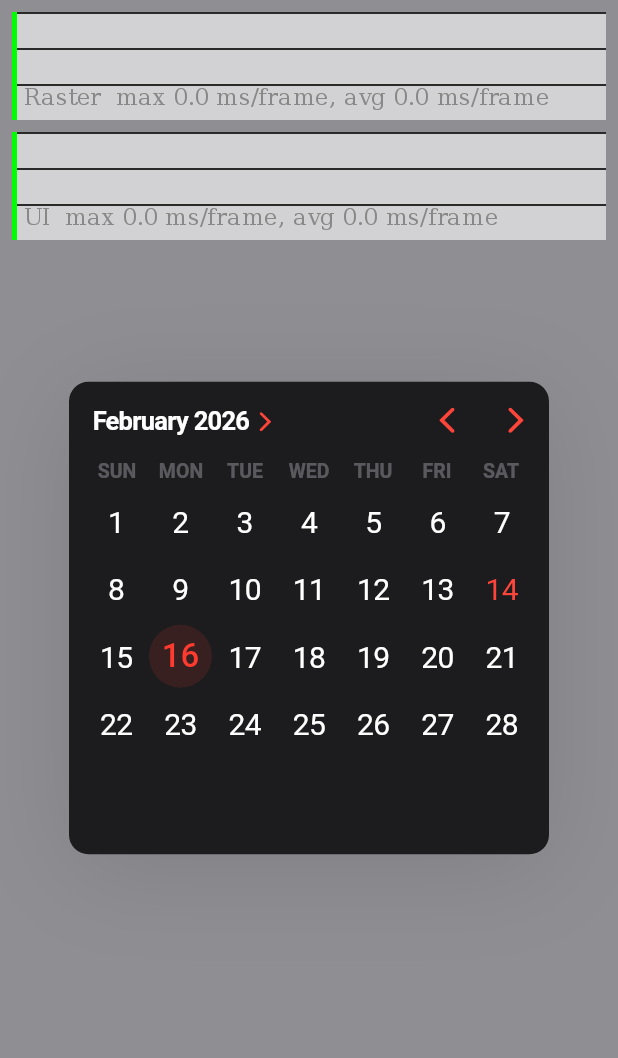
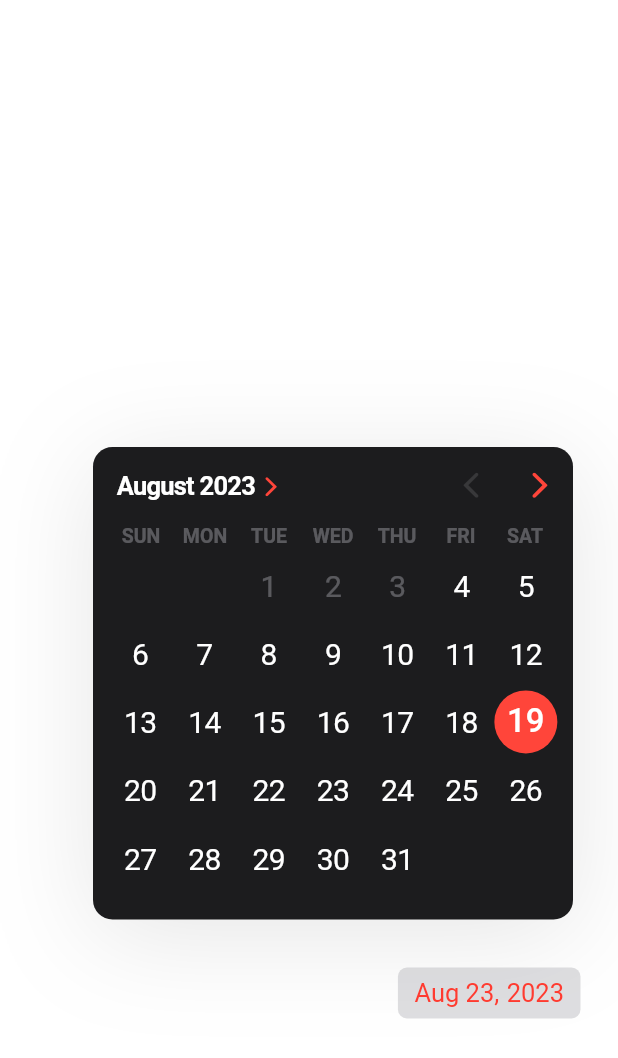
Before and after one commit to philip-soft/cupertino_calendar_picker, a Flutter app: the screen it shows after launch, on a phone screen of 412 x 824 dp. Shown: the top 1058 px of the screen. Run offline on Flutter 3.47's test engine with Material 2 defaults, Android fonts, the phone set to English and light mode, and no system bars; our stand-ins replace equatable.

Commit message:
Calendar improvements + pop-up animation [WIP]

```diff
--- a/example/lib/main.dart
+++ b/example/lib/main.dart
@@ -1,9 +1,12 @@
-import 'package:cupertino_calendar/cupertino_calendar.dart';
+import 'package:cupertino_calendar/lib.dart';
 import 'package:flutter/cupertino.dart';
 import 'package:flutter/material.dart';
+import 'package:flutter/scheduler.dart';
 import 'package:flutter_localizations/flutter_localizations.dart';
+import 'package:intl/intl.dart';
 
 void main() {
+  // timeDilation = 5.0;
   runApp(const MyApp());
 }
 
@@ -18,7 +21,6 @@ class _MyAppState extends State<MyApp> {
   @override
   Widget build(BuildContext context) {
     return MaterialApp(
-      showPerformanceOverlay: true,
       title: 'Flutter Demo',
       localizationsDelegates: const [
         GlobalMaterialLocalizations.delegate,
@@ -53,27 +55,177 @@ class MyHomePage extends StatefulWidget {
   State<MyHomePage> createState() => _MyHomePageState();
 }
 
-class _MyHomePageState extends State<MyHomePage> {
+class _MyHomePageState extends State<MyHomePage> with TickerProviderStateMixin {
+  late AnimationController _controller;
+  late AnimationController _fadeController;
+  late Animation<double> _animation;
+  bool _isExpanded = false;
+
+  @override
+  void initState() {
+    super.initState();
+    const duration = Duration(milliseconds: 400);
+
+    _controller = AnimationController(
+      vsync: this,
+      duration: duration,
+      value: 1.0,
+      lowerBound: 0.3,
+    );
+
+    _fadeController = AnimationController(
+      vsync: this,
+      duration: duration,
+      value: 1.0,
+    );
+
+    _animation = CurvedAnimation(parent: _controller, curve: Curves.easeInOut);
+  }
+
+  @override
+  void dispose() {
+    _controller.dispose();
+    super.dispose();
+  }
+
+  void _toggleAnimation() {
+    if (_isExpanded) {
+      _controller.reverse();
+      _fadeController.reverse();
+    } else {
+      _controller.forward();
+      _fadeController.forward();
+    }
+    setState(() {
+      _isExpanded = !_isExpanded;
+    });
+
+    if (_isExpanded) {
+      _width = calendarWidth;
+      _height = calendarHeight;
+    } else {
+      _width = 204.0;
+      _height = 94.0;
+    }
+
+    setState(() {});
+  }
+
+  double _width = calendarWidth;
+  double _height = calendarHeight;
+
   @override
   Widget build(BuildContext context) {
     final nowDate = DateTime.now();
 
     return Scaffold(
-      backgroundColor: CupertinoColors.systemGrey,
-      body: Center(
-        child: Stack(
-          children: [
-            const SizedBox(height: 50.0),
-            CupertinoCalendar(
-              minimumDate: nowDate.subtract(const Duration(days: 90)),
-              initialDate: DateTime(2026, 02, 16),
-              currentDate: DateTime(2026, 02, 14),
-              maximumDate: DateTime(2030, 02, 14),
-              onDateChanged: (_) {},
+      backgroundColor: CupertinoColors.white,
+      body: Stack(
+        children: [
+          Positioned(
+            bottom: 211.0,
+            right: 30.0,
+            child: FadeTransition(
+              opacity: CurvedAnimation(
+                parent: _fadeController,
+                curve: Curves.easeInOut,
+              ),
+              child: ScaleTransition(
+                scale: TweenSequence<double>([
+                  TweenSequenceItem(
+                    tween: Tween(
+                      begin: 0.0,
+                      end: 1.0,
+                    ),
+                    weight: 0.8,
+                  ),
+                  TweenSequenceItem(
+                    tween: Tween(
+                      begin: 1.0,
+                      end: 1.05,
+                    ),
+                    weight: 0.1,
+                  ),
+                  TweenSequenceItem(
+                    tween: Tween(
+                      begin: 1.05,
+                      end: 1.0,
+                    ),
+                    weight: 0.1,
+                  ),
+                ]).animate(_controller),
+                alignment: Alignment.bottomCenter,
+                child: AnimatedContainer(
+                  duration: _controller.duration!,
+                  curve: Curves.easeInOut,
+                  height: _height,
+                  child: CupertinoCalendar(
+                    minimumDate: nowDate.subtract(const Duration(days: 15)),
+                    initialDate: nowDate,
+                    currentDate: nowDate,
+                    maximumDate: DateTime(2030, 02, 14),
+                    onDateChanged: (_) {},
+                  ),
+                ),
+              ),
             ),
-            const SizedBox(height: 100.0),
-          ],
-        ),
+          ),
+          Positioned(
+            top: 500.0,
+            bottom: 0.0,
+            left: 0.0,
+            right: 0.0,
+            child: GestureDetector(
+              onTap: _toggleAnimation,
+              child: Row(
+                mainAxisAlignment: MainAxisAlignment.end,
+                children: [
+                  Container(
+                    height: 34.0,
+                    alignment: Alignment.center,
+                    padding: const EdgeInsets.symmetric(
+                      horizontal: 11.0,
+                      vertical: 6.0,
+                    ),
+                    decoration: BoxDecoration(
+                      borderRadius: BorderRadius.circular(6.0),
+                      color: CupertinoDynamicColor.resolve(
+                        CupertinoDynamicColor.withBrightness(
+                          color: CupertinoColors.tertiarySystemFill,
+                          darkColor:
+                              CupertinoColors.tertiarySystemFill.darkColor,
+                        ),
+                        context,
+                      ),
+                    ),
+                    child: Row(
+                      children: [
+                        Text(
+                          DateFormat('MMM dd,').format(DateTime(2023, 08, 23)),
+                          style: const TextStyle(
+                            fontSize: 17.0,
+                            fontWeight: FontWeight.w400,
+                            color: CupertinoColors.systemRed,
+                          ),
+                        ),
+                        const SizedBox(width: 5.0),
+                        Text(
+                          DateFormat('yyyy').format(DateTime(2023, 08, 23)),
+                          style: const TextStyle(
+                            fontSize: 17.0,
+                            fontWeight: FontWeight.w400,
+                            color: CupertinoColors.systemRed,
+                          ),
+                        ),
+                      ],
+                    ),
+                  ),
+                  const SizedBox(width: 25.0),
+                ],
+              ),
+            ),
+          ),
+        ],
       ),
     );
   }
--- a/lib/src/calendar/calendar_container.dart
+++ b/lib/src/calendar/calendar_container.dart
@@ -15,16 +15,22 @@ class CalendarContainer extends StatelessWidget {
   Widget build(BuildContext context) {
     return SizedBox(
       width: calendarWidth,
-      child: AspectRatio(
-        aspectRatio: calendarAspectRatio,
+      height: calendarHeight,
       child: Container(
-          alignment: Alignment.center,
         decoration: BoxDecoration(
           borderRadius: decoration.borderRadius,
           color: decoration.backgroundColor,
           boxShadow: decoration.boxShadow,
         ),
+        clipBehavior: Clip.hardEdge,
+        child: FittedBox(
+          alignment: Alignment.topCenter,
+          fit: BoxFit.none,
+          child: SizedBox(
+            width: calendarWidth,
+            height: calendarHeight,
             child: child,
+          ),
         ),
       ),
     );
--- a/lib/src/calendar/calendar_header.dart
+++ b/lib/src/calendar/calendar_header.dart
@@ -1,7 +1,6 @@
+import 'package:cupertino_calendar/lib.dart';
 import 'package:flutter/cupertino.dart';
 import 'package:intl/intl.dart';
-
-import '../../lib.dart';
 
 typedef YearPickerCallback = void Function(bool shouldShowYearPicker);
 
@@ -43,14 +42,14 @@ class _CalendarHeaderState extends State<CalendarHeader> {
   Widget build(BuildContext context) {
     final DateFormat monthFormat = DateFormat('MMMM yyyy');
 
-    return SizedBox(
-      height: 44.0,
-      child: Row(
+    return Row(
       children: <Widget>[
         const SizedBox(width: 16.0),
         GestureDetector(
           behavior: HitTestBehavior.translucent,
           onTap: _handleYearPickerStateChange,
+          child: SizedBox(
+            height: 44.0,
             child: Row(
               crossAxisAlignment: CrossAxisAlignment.center,
               children: <Widget>[
@@ -90,6 +89,7 @@ class _CalendarHeaderState extends State<CalendarHeader> {
                   ),
                 ),
               ],
+            ),
           ),
         ),
         const Spacer(),
@@ -151,7 +151,6 @@ class _CalendarHeaderState extends State<CalendarHeader> {
           },
         ),
       ],
-      ),
     );
   }
 }
--- a/lib/src/calendar/calendar_picker.dart
+++ b/lib/src/calendar/calendar_picker.dart
@@ -12,7 +12,7 @@ class CalendarPicker extends StatefulWidget {
     required this.selectedDate,
     required this.onChanged,
     required this.onDisplayedMonthChanged,
-    required this.onDatePickerChanged,
+    required this.onYearPickerChanged,
     required this.weekdayDecoration,
     required this.monthPickerDecoration,
     required this.calendarHeaderDecoration,
@@ -50,7 +50,7 @@ class CalendarPicker extends StatefulWidget {
   /// Called when the user navigates to a new month.
   final ValueChanged<DateTime> onDisplayedMonthChanged;
 
-  final ValueChanged<DateTime> onDatePickerChanged;
+  final ValueChanged<DateTime> onYearPickerChanged;
   final CalendarWeekdayDecoration weekdayDecoration;
   final CalendarMonthPickerDecoration monthPickerDecoration;
   final CalendarHeaderDecoration calendarHeaderDecoration;
@@ -100,10 +100,6 @@ class CalendarPickerState extends State<CalendarPicker>
     _monthPageController.dispose();
     _animationController.dispose();
     super.dispose();
-  }
-
-  void _handleDateSelection(DateTime selectedDate) {
-    widget.onChanged(selectedDate);
   }
 
   void _handleMonthPageChanged(int monthPage) {
@@ -178,8 +174,6 @@ class CalendarPickerState extends State<CalendarPicker>
 
   @override
   Widget build(BuildContext context) {
-    assert(debugCheckHasMaterialLocalizations(context));
-
     return Column(
       children: <Widget>[
         const SizedBox(height: 4.0),
@@ -225,10 +219,17 @@ class CalendarPickerState extends State<CalendarPicker>
                 bottom: 38.0,
               ),
               child: CupertinoDatePicker(
-                minimumDate: widget.minimumDate,
-                maximumDate: widget.maximumDate,
+                minimumDate: DateTime(
+                  widget.minimumDate.year,
+                  widget.minimumDate.month,
+                ),
+                maximumDate: DateTime(
+                  widget.maximumDate.year,
+                  widget.maximumDate.month,
+                ),
                 mode: CupertinoDatePickerMode.monthYear,
-                onDateTimeChanged: widget.onDatePickerChanged,
+                onDateTimeChanged: widget.onYearPickerChanged,
+                initialDateTime: _currentMonth,
               ),
             ),
             layoutBuilder: (
@@ -239,8 +240,14 @@ class CalendarPickerState extends State<CalendarPicker>
             ) {
               return Stack(
                 children: <Widget>[
-                  bottomChild,
-                  topChild,
+                  SizedBox(
+                    key: bottomChildKey,
+                    child: bottomChild,
+                  ),
+                  SizedBox(
+                    key: topChildKey,
+                    child: topChild,
+                  ),
                 ],
               );
             },
--- a/lib/src/calendar/cupertino_calendar.dart
+++ b/lib/src/calendar/cupertino_calendar.dart
@@ -85,43 +85,52 @@ class _CupertinoCalendarState extends State<CupertinoCalendar> {
   @override
   void initState() {
     super.initState();
+    _initializeInitialDate();
+  }
+
+  @override
+  void didUpdateWidget(CupertinoCalendar oldWidget) {
+    super.didUpdateWidget(oldWidget);
+    if (oldWidget.initialDate != widget.initialDate) {
+      _initializeInitialDate();
+    }
+  }
+
+  void _initializeInitialDate() {
     final DateTime initialDate = widget.initialDate;
     _currentlyDisplayedMonthDate = PackageDateUtils.monthDateOnly(initialDate);
     _selectedDate = DateUtils.dateOnly(initialDate);
   }
 
-  @override
-  void didUpdateWidget(CupertinoCalendar oldWidget) {
-    super.didUpdateWidget(oldWidget);
-    final DateTime initialDate = widget.initialDate;
-    _currentlyDisplayedMonthDate = PackageDateUtils.monthDateOnly(
-      initialDate,
-    );
-    _selectedDate = DateUtils.dateOnly(initialDate);
+  void _handleCalendarDateChange(DateTime date) {
+    DateTime newDate = date;
+
+    final bool exceedMinimumDate = newDate.isBefore(widget.minimumDate);
+    final bool exceedMaximumDate = newDate.isAfter(widget.maximumDate);
+    if (exceedMinimumDate) {
+      newDate = widget.minimumDate;
+    } else if (exceedMaximumDate) {
+      newDate = widget.maximumDate;
+    }
+    _handleCalendarMonthChange(newDate);
   }
 
-  void _handleCalendarMonthChange(DateTime date) {
-    final DateTime displayedDate = PackageDateUtils.monthDateOnly(
-      _currentlyDisplayedMonthDate,
-    );
+  void _handleCalendarMonthChange(DateTime newMonthDate) {
     setState(() {
-      if (!DateUtils.isSameMonth(displayedDate, date)) {
+      final DateTime displayedMonth = PackageDateUtils.monthDateOnly(
+        _currentlyDisplayedMonthDate,
+      );
+      final bool monthChanged = !DateUtils.isSameMonth(
+        displayedMonth,
+        newMonthDate,
+      );
+      if (monthChanged) {
         _currentlyDisplayedMonthDate = PackageDateUtils.monthDateOnly(
-          date,
+          newMonthDate,
         );
         widget.onDisplayedMonthChanged?.call(_currentlyDisplayedMonthDate);
       }
     });
-  }
-
-  void _handleCalendarDateChange(DateTime date) {
-    DateTime newDate = date;
-    if (newDate.isBefore(widget.minimumDate)) {
-      newDate = widget.minimumDate;
-    } else if (newDate.isAfter(widget.maximumDate)) {
-      newDate = widget.maximumDate;
-    }
-    _handleCalendarMonthChange(newDate);
   }
 
   void _handleCalendarDayChange(DateTime date) {
@@ -144,7 +153,7 @@ class _CupertinoCalendarState extends State<CupertinoCalendar> {
         selectedDate: _selectedDate,
         onChanged: _handleCalendarDayChange,
         onDisplayedMonthChanged: _handleCalendarMonthChange,
-        onDatePickerChanged: _handleCalendarDateChange,
+        onYearPickerChanged: _handleCalendarDateChange,
         weekdayDecoration: widget.weekdaysDecoration ??
             CalendarWeekdayDecoration.defaultDecoration(context),
         monthPickerDecoration: widget.monthPickerDecoration ??
--- a/lib/src/config.dart
+++ b/lib/src/config.dart
@@ -1,6 +1,7 @@
 const double calendarMonthPickerDaySize = 42.0;
 const Duration monthScrollDuration = Duration(milliseconds: 400);
 const double calendarWidth = 320.0;
+const double calendarHeight = calendarWidth / calendarAspectRatio;
 const double calendarAspectRatio = 960 / 945;
 const double calendarMonthPickerFiveRowsPadding = 5.0;
 const double calendarMonthPickerOtherRowsAmountPadding = 3.0;
--- a/lib/src/delegates/calendar_month_grid_delegate.dart
+++ b/lib/src/delegates/calendar_month_grid_delegate.dart
@@ -24,7 +24,7 @@ class CalendarMonthGridDelegate extends SliverGridDelegate {
 
     if (rowCount == 5) {
       rowPadding = calendarMonthPickerFiveRowsPadding;
-    } else if (rowCount > 5 || rowCount < 5) {
+    } else {
       rowPadding = calendarMonthPickerOtherRowsAmountPadding;
     }
 
```
Also changed, not shown: 2 other files. Lines whose indentation alone changed are shown as unchanged.
